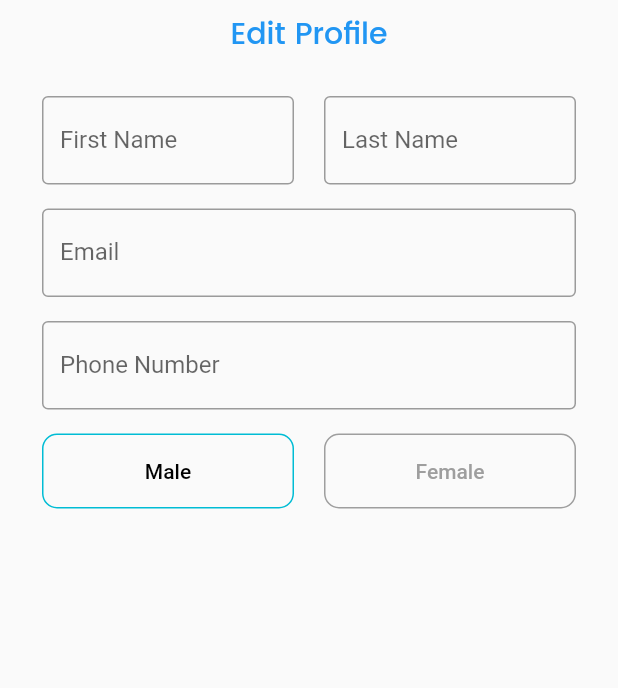
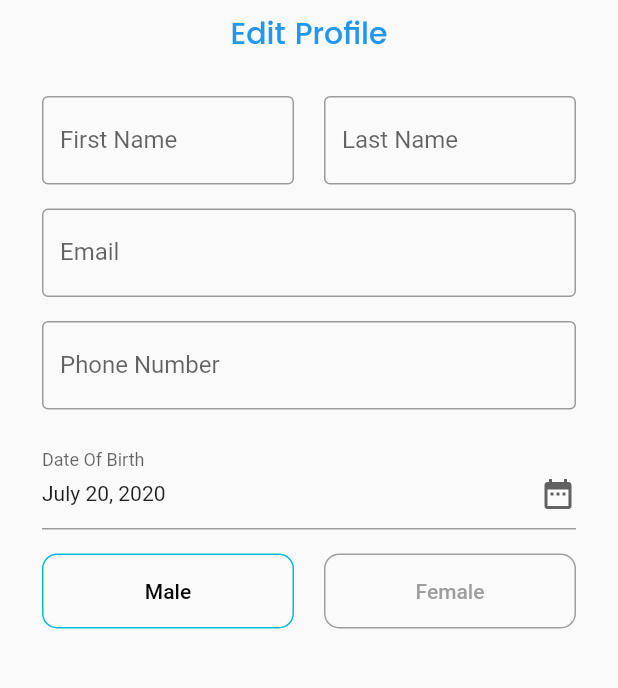
Before and after one commit to sokunsamnang/koompi-hotspot-mobile, a Flutter app: the MyAccount screen opened directly, on a phone screen of 412 x 824 dp, the part 249-937 px from its top. Run offline on Flutter 3.47's test engine with Material 2 defaults, Android fonts, the phone set to English and light mode, and no system bars; our stand-ins replace flare_flutter, flutter_map, flutter_screenutil, font_awesome_flutter, google_nav_bar, image_picker and 3 more; missing offline and left inert: connectivity_widget, flutter_facebook_login, geolocation, internet_speed_test, postgres; accounts and stored records are empty.

Commit message:
Improve Design UI

```diff
--- a/lib/src/screen/home_page/map.dart
+++ b/lib/src/screen/home_page/map.dart
@@ -1,5 +1,4 @@
 import 'package:flutter/material.dart';
-
 import 'package:geolocation/geolocation.dart';
 import 'package:flutter_map/flutter_map.dart';
 import 'package:latlong/latlong.dart';
--- a/lib/src/screen/home_page/user_plan.dart
+++ b/lib/src/screen/home_page/user_plan.dart
@@ -1,7 +1,7 @@
 import 'package:flare_flutter/flare_actor.dart';
 import 'package:flutter/material.dart';
+import 'package:koompi_hotspot/src/screen/home_page/home_page.dart';
 import 'package:koompi_hotspot/src/widgets/navbar.dart';
-import 'package:intl/intl.dart';
 
 class UserPlan extends StatefulWidget {
   @override
@@ -122,9 +122,9 @@ class _UserPlanState extends State<UserPlan>
     var formattedDate3Hour = "Time ${dateParse.hour + 3}:${dateParse.minute} Date ${dateParse.day}-${dateParse.month}-${dateParse.year}";
     var formattedDate5Hour = "Time ${dateParse.hour + 5}:${dateParse.minute} Date ${dateParse.day}-${dateParse.month}-${dateParse.year}";
 
-    var formattedDate1day = "${dateParse.day + 1}-${dateParse.month}-${dateParse.year}";
-    var formattedDate5day = "${dateParse.day + 5}-${dateParse.month}-${dateParse.year}";
-    var formattedDate7day = "${dateParse.day + 7}-${dateParse.month}-${dateParse.year}";
+    var formattedDate1day = "Time ${dateParse.hour}:${dateParse.minute} Date ${dateParse.day + 1}-${dateParse.month}-${dateParse.year}";
+    var formattedDate5day = "Time ${dateParse.hour}:${dateParse.minute} Date ${dateParse.day + 5}-${dateParse.month}-${dateParse.year}";
+    var formattedDate7day = "Time ${dateParse.hour}:${dateParse.minute} Date ${dateParse.day + 7}-${dateParse.month}-${dateParse.year}";
 
     setState(() {
 
@@ -164,6 +164,9 @@ class _UserPlanState extends State<UserPlan>
     }
     else if(_selectedDateVal == hour['3']){
       return Text('Expiration: $finalDate5Hour', style: TextStyle(fontSize: 20.0));
+    }
+    else{
+      return Container();
     }
   }
 
--- a/lib/src/screen/login/login_page.dart
+++ b/lib/src/screen/login/login_page.dart
@@ -2,6 +2,7 @@ import 'package:flutter/material.dart';
 import 'package:koompi_hotspot/model/database.dart';
 import 'package:koompi_hotspot/src/screen/create_account/create_page.dart';
 import 'package:flutter_screenutil/flutter_screenutil.dart';
+import 'package:koompi_hotspot/src/screen/home_page/home_page.dart';
 import 'package:koompi_hotspot/src/widgets/formcardLogin.dart';
 import 'package:koompi_hotspot/src/widgets/navbar.dart';
 import 'package:koompi_hotspot/src/widgets/socialmedia.dart';
--- a/lib/src/screen/option_page/more_page.dart
+++ b/lib/src/screen/option_page/more_page.dart
@@ -6,6 +6,7 @@ import 'package:koompi_hotspot/src/screen/option_page/change_password.dart';
 import 'package:koompi_hotspot/src/screen/option_page/myaccount.dart';
 import 'package:koompi_hotspot/src/screen/option_page/speedtest.dart';
 import 'package:koompi_hotspot/src/screen/option_page/topup.dart';
+import 'package:koompi_hotspot/src/widgets/navbar.dart';
 import 'package:line_icons/line_icons.dart';
 
 class MorePage extends StatefulWidget {
--- a/lib/src/screen/option_page/myaccount.dart
+++ b/lib/src/screen/option_page/myaccount.dart
@@ -2,6 +2,7 @@ import 'dart:io';
 import 'package:flutter/material.dart';
 import 'package:flutter/services.dart';
 import 'package:image_picker/image_picker.dart';
+import 'package:intl/intl.dart';
 
 class MyAccount extends StatefulWidget {
   @override
@@ -17,6 +18,7 @@ class _MyAccountState extends State<MyAccount>
   List<String> lst = ['Male', 'Female'];
   int selectedIndex = 0;
 
+
   @override
   void initState() {
     super.initState();
@@ -29,6 +31,23 @@ class _MyAccountState extends State<MyAccount>
     });
   }
 
+  DateTime selectedDate = DateTime.now();
+
+  final dateFormart = new DateFormat('dd-MM-yyyy');
+
+  Future<Null> _selectDate(BuildContext context) async {
+    final DateTime picked = await showDatePicker(
+        context: context,
+        initialDate: selectedDate,
+        firstDate: DateTime(1770, 1),
+        lastDate: DateTime(2101));
+    if (picked != null && picked != selectedDate)
+      setState(() {
+        selectedDate = picked;
+      });
+  }
+
+
   @override
   void dispose() {
     super.dispose();
@@ -37,6 +56,7 @@ class _MyAccountState extends State<MyAccount>
 
   @override
   Widget build(BuildContext context) {
+
     Future getImage() async {
       var image = await ImagePicker.pickImage(source: ImageSource.gallery);
 
@@ -161,6 +181,8 @@ class _MyAccountState extends State<MyAccount>
                 ],
               ),
               SizedBox(height: 16.0),
+              dateOfbirth(selectedDate, _selectDate, context),
+              SizedBox(height: 16.0),
               Row(
                 children: <Widget>[
                   Expanded(
@@ -198,3 +220,54 @@ class _MyAccountState extends State<MyAccount>
     );
   }
 }
+
+  Widget dateOfbirth(DateTime selectedDate, _selectDate, context){
+    return _InputDropdown(
+      labelText: 'Date Of Birth',
+      valueText: DateFormat.yMMMMd().format(selectedDate),
+      onPressed: (){
+        _selectDate(context);
+      },
+    );
+  }
+
+class _InputDropdown extends StatelessWidget {
+  const _InputDropdown(
+      {Key key,
+      this.child,
+      this.labelText,
+      this.valueText,
+      this.valueStyle,
+      this.onPressed})
+      : super(key: key);
+
+  final String labelText;
+  final String valueText;
+  final TextStyle valueStyle;
+  final VoidCallback onPressed;
+  final Widget child;
+
+  @override
+  Widget build(BuildContext context) {
+    return new InkWell(
+      onTap: onPressed,
+      child: new InputDecorator(
+        decoration: new InputDecoration(
+          labelText: labelText,
+        ),
+        baseStyle: valueStyle,
+        child: new Row(
+          mainAxisAlignment: MainAxisAlignment.spaceBetween,
+          mainAxisSize: MainAxisSize.min,
+          children: <Widget>[
+            new Text(valueText, style: valueStyle),
+            new Icon(Icons.date_range,
+                color: Theme.of(context).brightness == Brightness.light
+                    ? Colors.grey.shade700
+                    : Colors.white70),
+          ],
+        ),
+      ),
+    );
+  }
+}
--- a/pubspec.yaml
+++ b/pubspec.yaml
@@ -32,6 +32,7 @@ dependencies:
   # The following adds the Cupertino Icons font to your application.
   # Use with the CupertinoIcons class for iOS style icons.
   cupertino_icons: ^0.1.2
+  google_fonts: ^1.1.0
 
   cached_network_image: ^2.2.0+1
   http: ^0.12.1
```
Also changed, not shown: lib/src/screen/home_page/home_page_body.dart (+160 -121 lines), pubspec.lock, 7 other files.
